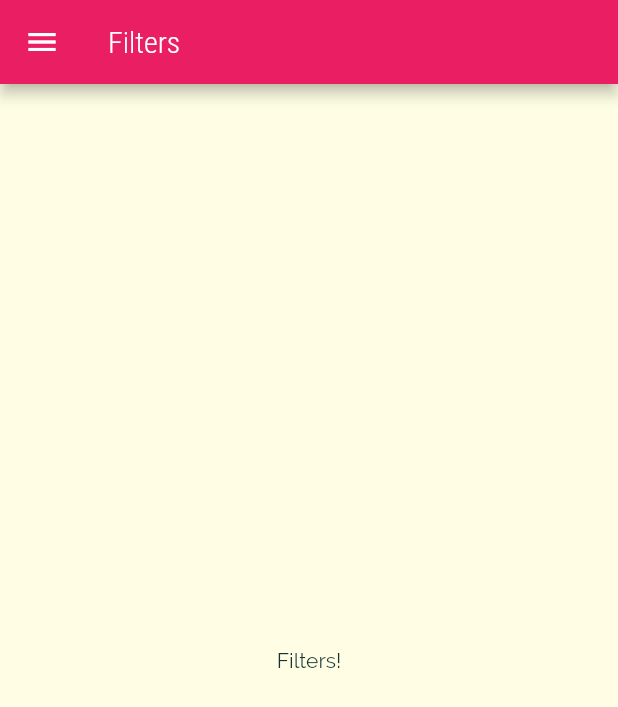
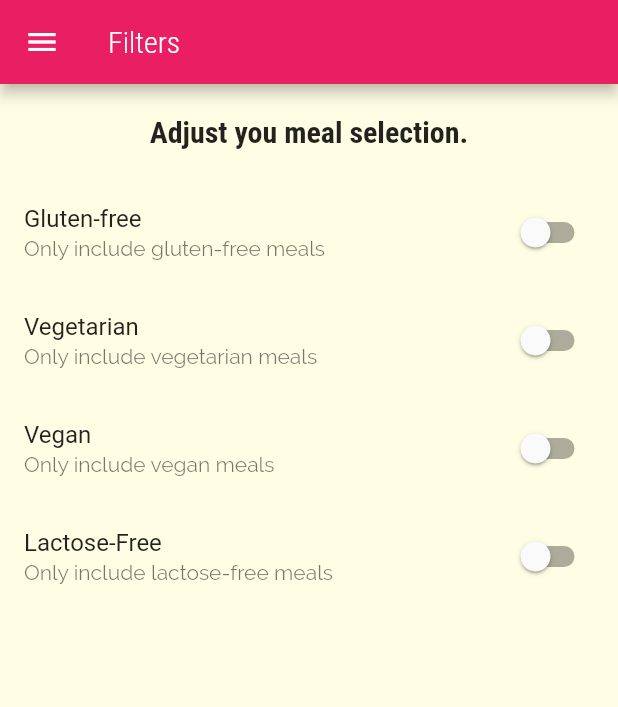
Before and after one commit to oFrederic/DeliMeals, a Flutter app: the FiltersScreen screen opened by its route, on a phone screen of 412 x 824 dp. Shown: the top 707 px of the screen. Run offline on Flutter 3.47's test engine with Material 2 defaults, Android fonts, the phone set to English and light mode, and no system bars.

```diff
--- a/lib/screens/filters_screen.dart
+++ b/lib/screens/filters_screen.dart
@@ -1,8 +1,18 @@
 import 'package:flutter/material.dart';
 import '../widgets/main_drawer.dart';
 
-class FiltersScreen extends StatelessWidget {
+class FiltersScreen extends StatefulWidget {
   static const routeName = '/filters';
+
+  @override
+  _FiltersScreenState createState() => _FiltersScreenState();
+}
+
+class _FiltersScreenState extends State<FiltersScreen> {
+  var _glutenFree = false;
+  var _vegetarian = false;
+  var _vegan = false;
+  var _lactoseFree = false;
 
   @override
   Widget build(BuildContext context) {
@@ -14,9 +24,62 @@ class FiltersScreen extends StatelessWidget {
           ),
         ),
         drawer: MainDrawer(),
-      body: Center(
-        child: Text('Filters!'),
+        body: Column(
+          children: [
+            Container(
+              padding: EdgeInsets.all(20),
+              child: Text(
+                'Adjust you meal selection.',
+                style: Theme.of(context).textTheme.headline5,
               ),
-    );
+            ),
+            Expanded(
+              child: ListView(
+                children: [
+                  SwitchListTile(
+                    title: Text('Gluten-free'),
+                    value: _glutenFree,
+                    subtitle: Text('Only include gluten-free meals'),
+                    onChanged: (newValue) {
+                      setState(() {
+                        _glutenFree = newValue;
+                      });
+                    },
+                  ),
+                  SwitchListTile(
+                    title: Text('Vegetarian'),
+                    value: _vegetarian,
+                    subtitle: Text('Only include vegetarian meals'),
+                    onChanged: (newValue) {
+                      setState(() {
+                        _vegetarian = newValue;
+                      });
+                    },
+                  ),
+                  SwitchListTile(
+                    title: Text('Vegan'),
+                    value: _vegan,
+                    subtitle: Text('Only include vegan meals'),
+                    onChanged: (newValue) {
+                      setState(() {
+                        _vegan = newValue;
+                      });
+                    },
+                  ),
+                  SwitchListTile(
+                    title: Text('Lactose-Free'),
+                    value: _lactoseFree,
+                    subtitle: Text('Only include lactose-free meals'),
+                    onChanged: (newValue) {
+                      setState(() {
+                        _lactoseFree = newValue;
+                      });
+                    },
+                  ),
+                ],
+              ),
+            )
+          ],
+        ));
   }
 }
```
Lines whose indentation alone changed are shown as unchanged.
